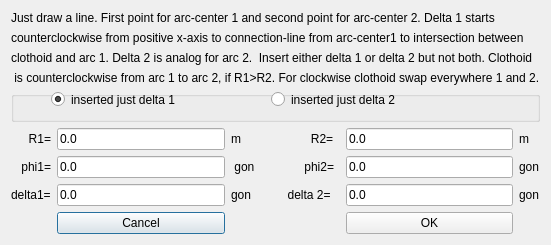
bbrangeo/OpenInfraPlatform, file src/OpenInfraPlatform/Forms/CreateArcClothoidArcMeth2.ui: the form before one commit.
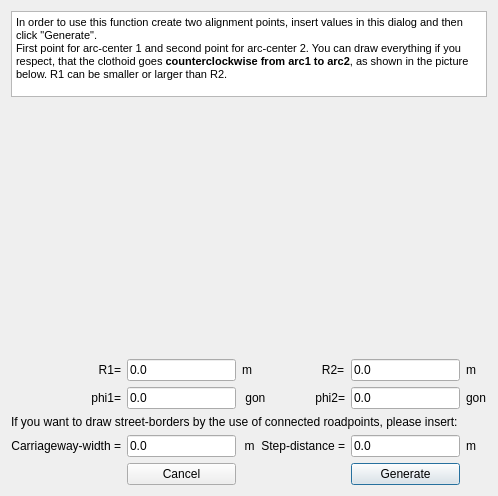
The form after the commit.

The edit to the form file:
```diff
--- a/src/OpenInfraPlatform/Forms/CreateArcClothoidArcMeth2.ui
+++ b/src/OpenInfraPlatform/Forms/CreateArcClothoidArcMeth2.ui
@@ -6,72 +6,51 @@
    <rect>
     <x>0</x>
     <y>0</y>
-    <width>497</width>
-    <height>214</height>
+    <width>498</width>
+    <height>496</height>
    </rect>
   </property>
   <property name="windowTitle">
    <string>Create-Arc-Clothoid-Arc</string>
   </property>
   <layout class="QGridLayout" name="gridLayout">
-   <item row="4" column="0" colspan="6">
-    <widget class="QGroupBox" name="groupBox">
-     <property name="title">
-      <string/>
+   <item row="12" column="3">
+    <widget class="QPushButton" name="pushButtonGenerate">
+     <property name="text">
+      <string>Generate</string>
      </property>
-     <widget class="QRadioButton" name="radioButton_delta2">
-      <property name="geometry">
-       <rect>
-        <x>260</x>
-        <y>0</y>
-        <width>131</width>
-        <height>17</height>
-       </rect>
-      </property>
-      <property name="text">
-       <string>inserted just delta 2</string>
-      </property>
-     </widget>
-     <widget class="QRadioButton" name="radioButton_delta1">
-      <property name="geometry">
-       <rect>
-        <x>40</x>
-        <y>0</y>
-        <width>141</width>
-        <height>17</height>
-       </rect>
-      </property>
-      <property name="text">
-       <string>inserted just delta 1</string>
-      </property>
-      <property name="checked">
-       <bool>true</bool>
-      </property>
-     </widget>
     </widget>
    </item>
-   <item row="5" column="5">
-    <widget class="QLabel" name="label_5">
+   <item row="9" column="0">
+    <widget class="QLabel" name="label_10">
      <property name="text">
-      <string>m</string>
+      <string>phi1=</string>
      </property>
+     <property name="alignment">
+      <set>Qt::AlignRight|Qt::AlignTrailing|Qt::AlignVCenter</set>
+     </property>
     </widget>
    </item>
-   <item row="7" column="4">
-    <widget class="QLineEdit" name="lineEdit_delta2">
+   <item row="8" column="3">
+    <widget class="QLineEdit" name="lineEdit_R2">
      <property name="text">
       <string>0.0</string>
      </property>
     </widget>
    </item>
-   <item row="7" column="5">
-    <widget class="QLabel" name="label">
-     <property name="text">
-      <string>gon</string>
+   <item row="0" column="0" colspan="5">
+    <widget class="QTextBrowser" name="textBrowser">
+     <property name="html">
+      <string>&lt;!DOCTYPE HTML PUBLIC &quot;-//W3C//DTD HTML 4.0//EN&quot; &quot;http://www.w3.org/TR/REC-html40/strict.dtd&quot;&gt;
+&lt;html&gt;&lt;head&gt;&lt;meta name=&quot;qrichtext&quot; content=&quot;1&quot; /&gt;&lt;style type=&quot;text/css&quot;&gt;
+p, li { white-space: pre-wrap; }
+&lt;/style&gt;&lt;/head&gt;&lt;body style=&quot; font-family:'MS Shell Dlg 2'; font-size:8.25pt; font-weight:400; font-style:normal;&quot;&gt;
+&lt;p style=&quot; margin-top:0px; margin-bottom:0px; margin-left:0px; margin-right:0px; -qt-block-indent:0; text-indent:0px;&quot;&gt;In order to use this function create two alignment points, insert values in this dialog and then click &amp;quot;Generate&amp;quot;.&lt;/p&gt;
+&lt;p style=&quot; margin-top:0px; margin-bottom:0px; margin-left:0px; margin-right:0px; -qt-block-indent:0; text-indent:0px;&quot;&gt;First point for arc-center 1 and second point for arc-center 2. You can draw everything if you respect, that the clothoid goes &lt;span style=&quot; font-weight:600;&quot;&gt;counterclockwise from arc1 to arc2&lt;/span&gt;, as shown in the picture below. R1 can be smaller or larger than R2. &lt;/p&gt;&lt;/body&gt;&lt;/html&gt;</string>
      </property>
     </widget>
    </item>
-   <item row="6" column="2">
+   <item row="9" column="2">
     <widget class="QLabel" name="label_8">
      <property name="text">
       <string>gon               phi2=</string>
@@ -81,59 +60,21 @@
      </property>
     </widget>
    </item>
-   <item row="6" column="1">
-    <widget class="QLineEdit" name="lineEdit_phi1">
-     <property name="text">
-      <string>0.0</string>
-     </property>
-    </widget>
-   </item>
-   <item row="2" column="0" colspan="6">
-    <widget class="QLabel" name="label_6">
-     <property name="text">
-      <string>clothoid and arc 1. Delta 2 is analog for arc 2.  Insert either delta 1 or delta 2 but not both. Clothoid</string>
-     </property>
-    </widget>
-   </item>
-   <item row="13" column="1">
-    <widget class="QPushButton" name="pushButtonCancel">
-     <property name="text">
-      <string>Cancel</string>
-     </property>
-    </widget>
-   </item>
-   <item row="5" column="1">
-    <widget class="QLineEdit" name="lineEdit_R1">
-     <property name="text">
-      <string>0.0</string>
-     </property>
-    </widget>
-   </item>
-   <item row="0" column="0" colspan="6">
-    <widget class="QLabel" name="label_2">
-     <property name="text">
-      <string>Just draw a line. First point for arc-center 1 and second point for arc-center 2. Delta 1 starts</string>
-     </property>
-     <property name="alignment">
-      <set>Qt::AlignLeading|Qt::AlignLeft|Qt::AlignVCenter</set>
-     </property>
-    </widget>
-   </item>
-   <item row="7" column="2">
-    <widget class="QLabel" name="label_9">
-     <property name="text">
-      <string>gon           delta 2=</string>
-     </property>
-    </widget>
-   </item>
-   <item row="5" column="2">
+   <item row="8" column="2">
     <widget class="QLabel" name="label_12">
      <property name="text">
       <string>m                     R2=</string>
      </property>
     </widget>
    </item>
-   <item row="5" column="0">
+   <item row="8" column="1">
+    <widget class="QLineEdit" name="lineEdit_R1">
+     <property name="text">
+      <string>0.0</string>
+     </property>
+    </widget>
+   </item>
+   <item row="8" column="0">
     <widget class="QLabel" name="label_7">
      <property name="text">
       <string>R1=</string>
@@ -143,69 +84,108 @@
      </property>
     </widget>
    </item>
-   <item row="5" column="4">
-    <widget class="QLineEdit" name="lineEdit_R2">
+   <item row="8" column="4">
+    <widget class="QLabel" name="label_5">
      <property name="text">
-      <string>0.0</string>
+      <string>m</string>
      </property>
     </widget>
    </item>
-   <item row="13" column="4">
-    <widget class="QPushButton" name="pushButtonGenerate">
+   <item row="9" column="1">
+    <widget class="QLineEdit" name="lineEdit_phi1">
      <property name="text">
-      <string>OK</string>
-     </property>
-    </widget>
-   </item>
-   <item row="1" column="0" colspan="6">
-    <widget class="QLabel" name="label_11">
-     <property name="text">
-      <string>counterclockwise from positive x-axis to connection-line from arc-center1 to intersection between</string>
-     </property>
-    </widget>
-   </item>
-   <item row="6" column="4">
-    <widget class="QLineEdit" name="lineEdit_phi2">
-     <property name="text">
       <string>0.0</string>
      </property>
     </widget>
    </item>
-   <item row="7" column="0">
-    <widget class="QLabel" name="label_3">
+   <item row="11" column="1">
+    <widget class="QLineEdit" name="lineEdit_c">
      <property name="text">
-      <string>delta1=</string>
-     </property>
-    </widget>
-   </item>
-   <item row="6" column="0">
-    <widget class="QLabel" name="label_10">
-     <property name="text">
-      <string>phi1=</string>
-     </property>
-     <property name="alignment">
-      <set>Qt::AlignRight|Qt::AlignTrailing|Qt::AlignVCenter</set>
-     </property>
-    </widget>
-   </item>
-   <item row="7" column="1">
-    <widget class="QLineEdit" name="lineEdit_delta1">
-     <property name="text">
       <string>0.0</string>
      </property>
     </widget>
    </item>
-   <item row="6" column="5">
+   <item row="9" column="4">
     <widget class="QLabel" name="label_4">
      <property name="text">
       <string>gon</string>
      </property>
     </widget>
    </item>
-   <item row="3" column="0" colspan="6">
-    <widget class="QLabel" name="label_13">
+   <item row="9" column="3">
+    <widget class="QLineEdit" name="lineEdit_phi2">
      <property name="text">
-      <string> is counterclockwise from arc 1 to arc 2, if R1&gt;R2. For clockwise clothoid swap everywhere 1 and 2.</string>
+      <string>0.0</string>
+     </property>
+    </widget>
+   </item>
+   <item row="11" column="2">
+    <widget class="QLabel" name="label_18">
+     <property name="text">
+      <string>m  Step-distance =</string>
+     </property>
+     <property name="alignment">
+      <set>Qt::AlignRight|Qt::AlignTrailing|Qt::AlignVCenter</set>
+     </property>
+    </widget>
+   </item>
+   <item row="11" column="0">
+    <widget class="QLabel" name="label_16">
+     <property name="text">
+      <string>Carriageway-width =</string>
+     </property>
+     <property name="alignment">
+      <set>Qt::AlignRight|Qt::AlignTrailing|Qt::AlignVCenter</set>
+     </property>
+    </widget>
+   </item>
+   <item row="11" column="3">
+    <widget class="QLineEdit" name="lineEdit_d">
+     <property name="text">
+      <string>0.0</string>
+     </property>
+    </widget>
+   </item>
+   <item row="11" column="4">
+    <widget class="QLabel" name="label_17">
+     <property name="text">
+      <string>m</string>
+     </property>
+    </widget>
+   </item>
+   <item row="12" column="1">
+    <widget class="QPushButton" name="pushButtonCancel">
+     <property name="text">
+      <string>Cancel</string>
+     </property>
+    </widget>
+   </item>
+   <item row="10" column="0" colspan="5">
+    <widget class="QLabel" name="label_14">
+     <property name="text">
+      <string>If you want to draw street-borders by the use of connected roadpoints, please insert:</string>
+     </property>
+    </widget>
+   </item>
+   <item row="1" column="0" colspan="5">
+    <widget class="QLabel" name="labelPicture">
+     <property name="enabled">
+      <bool>true</bool>
+     </property>
+     <property name="minimumSize">
+      <size>
+       <width>0</width>
+       <height>250</height>
+      </size>
+     </property>
+     <property name="text">
+      <string/>
+     </property>
+     <property name="scaledContents">
+      <bool>false</bool>
+     </property>
+     <property name="alignment">
+      <set>Qt::AlignCenter</set>
      </property>
     </widget>
    </item>
```
